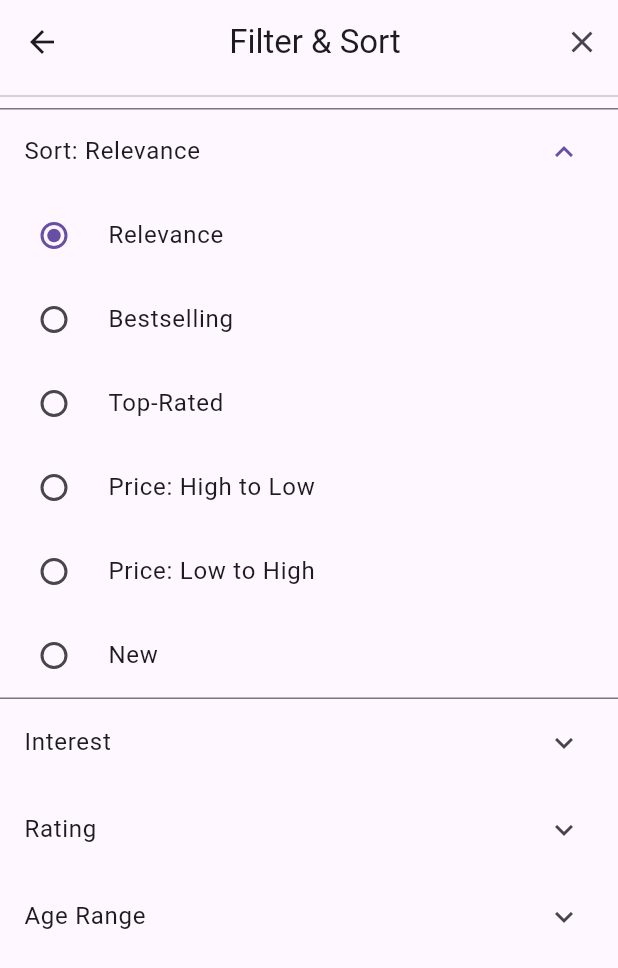
After one commit to CaptainStorm21/newdestinations, a Flutter app: the FilterSortWidget screen opened directly, after a tap on "Sort: Relevance", on a phone screen of 412 x 824 dp. The commit adds this screen. Shown: the top 968 px of the screen. Run offline on Flutter 3.47's test engine with Material 3 defaults, Android fonts, the phone set to English and light mode, and no system bars; our stand-ins replace timezone.

Commit message:
Search bar and search results

```diff
--- /dev/null
+++ b/lib/searchResults/filterSortWidget.dart
@@ -0,0 +1,103 @@
+import 'package:flutter/material.dart';
+
+class FilterSortWidget extends StatefulWidget {
+  const FilterSortWidget({super.key});
+
+  @override
+  _FilterSortWidgetState createState() => _FilterSortWidgetState();
+}
+
+class _FilterSortWidgetState extends State<FilterSortWidget> {
+  String _sortBy = 'Relevance';
+  final Map<String, bool> _ageRange = {
+    'Toddlers': false,
+    'Preschool': false,
+    'Schoolers': false,
+    'Teenagers': false,
+    '65+': false,
+  };
+
+  @override
+  Widget build(BuildContext context) {
+    return Scaffold(
+      appBar: AppBar(
+        title: const Center(child: Text('Filter & Sort')),
+        actions: [
+          IconButton(
+            icon: const Icon(Icons.clear),
+            onPressed: () {
+              setState(() {
+                _sortBy = 'Relevance';
+                _ageRange.updateAll((key, value) => false);
+              });
+            },
+          ),
+        ],
+      ),
+      body: SingleChildScrollView(
+        child: Column(
+          children: [
+            const Divider(),
+            buildAccordionSection(
+              'Sort: Relevance',
+              Column(
+                children: [
+                  buildRadioButton('Relevance'),
+                  buildRadioButton('Bestselling'),
+                  buildRadioButton('Top-Rated'),
+                  buildRadioButton('Price: High to Low'),
+                  buildRadioButton('Price: Low to High'),
+                  buildRadioButton('New'),
+                ],
+              ),
+            ),
+            buildAccordionSection(
+              'Interest',
+              const Text('Interest content goes here'),
+            ),
+            buildAccordionSection(
+              'Rating',
+              const Text('Rating content goes here'),
+            ),
+            buildAccordionSection(
+              'Age Range',
+              Column(
+                children: _ageRange.keys.map((String key) {
+                  return CheckboxListTile(
+                    title: Text(key),
+                    value: _ageRange[key],
+                    onChanged: (bool? value) {
+                      setState(() {
+                        _ageRange[key] = value ?? false;
+                      });
+                    },
+                  );
+                }).toList(),
+              ),
+            ),
+          ],
+        ),
+      ),
+    );
+  }
+
+  Widget buildAccordionSection(String title, Widget content) {
+    return ExpansionTile(
+      title: Text(title),
+      children: [content],
+    );
+  }
+
+  Widget buildRadioButton(String value) {
+    return RadioListTile(
+      title: Text(value),
+      value: value,
+      groupValue: _sortBy,
+      onChanged: (String? value) {
+        setState(() {
+          _sortBy = value!;
+        });
+      },
+    );
+  }
+}
```
Also changed, not shown: lib/main.dart (+27 -3 lines), lib/search.dart (added, +70 -0 lines), lib/searchResults/filterResults.dart (added, +53 -0 lines).
